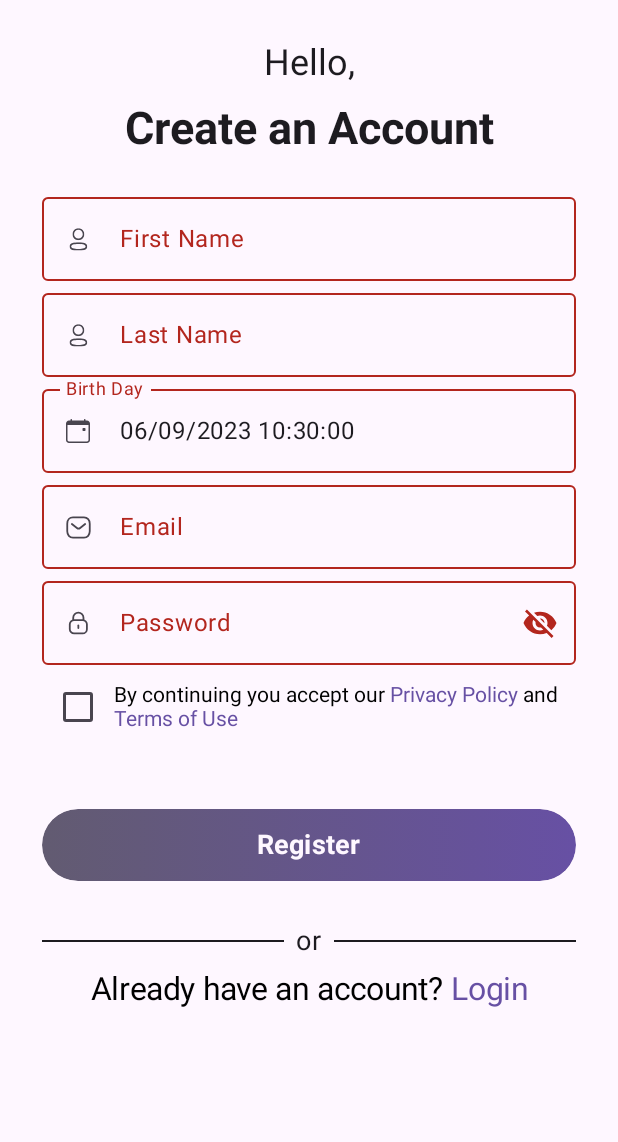
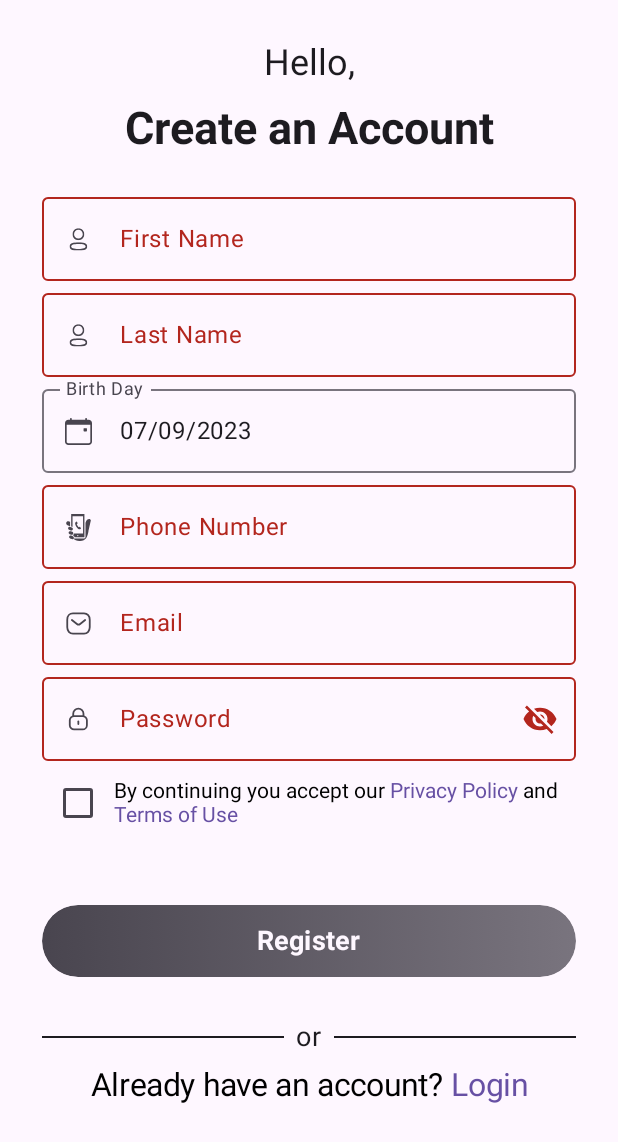
Before and after one commit to JueViGrace/bakery-App, an Android app built with Jetpack Compose: the composable SingUpScreen shown on its own in the app's theme, on a phone screen of 412 x 824 dp. Shown: the top 1142 px of the screen. Run offline under Robolectric (Android 15) with nearby library versions, the phone set to English and light mode, and no system bars; our stand-ins replace Dagger/Hilt's generated code; libraries missing offline, so code that uses them is left out: com.google.android.play.

Commit message:
Register funcional

```diff
--- a/app/build.gradle.kts
+++ b/app/build.gradle.kts
@@ -64,8 +64,9 @@ dependencies {
     implementation("androidx.compose.ui:ui")
     implementation("androidx.compose.ui:ui-graphics")
     implementation("androidx.compose.ui:ui-tooling-preview")
-    implementation("androidx.compose.material3:material3:1.1.1")
+    // implementation("androidx.compose.material3:material3:1.1.1")
     implementation("com.google.android.material:material:1.11.0-alpha02")
+    implementation("androidx.compose.material3:material3-android:1.2.0-alpha06")
     testImplementation("junit:junit:4.13.2")
     androidTestImplementation("androidx.test.ext:junit:1.1.5")
     androidTestImplementation("androidx.test.espresso:espresso-core:3.5.1")
--- a/app/src/main/java/com/bakery/bakeryapp/constantes/Constantes.kt
+++ b/app/src/main/java/com/bakery/bakeryapp/constantes/Constantes.kt
@@ -2,21 +2,20 @@ package com.bakery.bakeryapp.constantes
 
 import com.google.android.play.core.ktx.BuildConfig
 import java.text.DecimalFormat
-import java.time.LocalDateTime
-import java.time.format.DateTimeFormatter
+import java.text.SimpleDateFormat
+import java.util.Locale
 
 object Constantes {
     const val version: String = BuildConfig.VERSION_NAME
     const val build: String = BuildConfig.BUILD_TYPE
-    const val BASE_URL = "https://localhost:3000/api/"
+    const val BASE_URL = "https://bdc9-45-186-203-166.ngrok-free.app/api/"
     const val UPDATE_APP_REQUEST_CODE: Int = 200
     const val DATABASE_VERSION_OLD: Int = 0
     const val DATABASE_VERSION_NEW: Int = 1
     const val DATABASE_NAME: String = "bakery_db"
     const val DATASTORE_NAME = "PREFERECES"
-    val formatter = DateTimeFormatter.ofPattern("dd/MM/yyyy HH:mm:ss")
-    val date = LocalDateTime.now()
-    val formattedDate = formatter.format(date)
+    val formatter = SimpleDateFormat("dd/MM/yyyy", Locale.ROOT)
+
     // variables para dar formato a los numeros
     val formato = DecimalFormat("#,##0.00")
     val formato2 = DecimalFormat("#,##0")
@@ -24,4 +23,5 @@ object Constantes {
     val NICK_USUARIO = "NICK_USUARIO_KEY"
     val NOMBRE_USUARIO = "NOMBRE_USUARIO_KEY"
     val CLEAR_PREFERENCES = "CLEAR_PREFERENCES_KEY"
+    // fun LocalDateTime.toMillis() = this.atZone(ZoneId.systemDefault()).toInstant().toEpochMilli()
 }
--- a/app/src/main/java/com/bakery/bakeryapp/data/local/RoomDataSource.kt
+++ b/app/src/main/java/com/bakery/bakeryapp/data/local/RoomDataSource.kt
@@ -31,6 +31,7 @@ class RoomDataSource @Inject constructor(
     private val categoriesDao: CategoriesDao,
     private val cartDao: CartDao
 ) : LocalDataSource {
+
     override suspend fun saveUser(user: List<User>) =
         userDao.upsertUser(user.map { value -> value.toRoomUser() })
 
--- a/app/src/main/java/com/bakery/bakeryapp/data/local/dao/users/UserDao.kt
+++ b/app/src/main/java/com/bakery/bakeryapp/data/local/dao/users/UserDao.kt
@@ -3,7 +3,6 @@ package com.bakery.bakeryapp.data.local.dao.users
 import androidx.room.Dao
 import androidx.room.Query
 import androidx.room.Upsert
-import com.bakery.bakeryapp.data.local.entities.pedido.PedidoEntity
 import com.bakery.bakeryapp.data.local.entities.users.UserEntity
 import kotlinx.coroutines.flow.Flow
 
--- a/app/src/main/java/com/bakery/bakeryapp/data/remote/model/auth/AuthResponse.kt
+++ b/app/src/main/java/com/bakery/bakeryapp/data/remote/model/auth/AuthResponse.kt
@@ -1,6 +1,6 @@
 package com.bakery.bakeryapp.data.remote.model.auth
 
 data class AuthResponse(
-    val access_token: String,
+    val access_token: String?,
     val user: UserCloud
 )
--- a/app/src/main/java/com/bakery/bakeryapp/data/viewmodel/login/state/RegistrationUIState.kt
+++ b/app/src/main/java/com/bakery/bakeryapp/data/viewmodel/login/state/RegistrationUIState.kt
@@ -17,7 +17,6 @@ data class RegistrationUIState(
     var lastNameError: Boolean = false,
     var birthDayError: Boolean = false,
     var emailError: Boolean = false,
-    var fullNameError: Boolean = false,
     val phoneError: Boolean = false,
     var passwordError: Boolean = false,
     var privacyPolicyError: Boolean = false,
--- a/app/src/main/java/com/bakery/bakeryapp/di/NetworkModule.kt
+++ b/app/src/main/java/com/bakery/bakeryapp/di/NetworkModule.kt
@@ -11,7 +11,6 @@ import okhttp3.OkHttpClient
 import okhttp3.logging.HttpLoggingInterceptor
 import retrofit2.Retrofit
 import retrofit2.converter.gson.GsonConverterFactory
-import retrofit2.create
 import javax.inject.Singleton
 
 @Module
--- a/app/src/main/java/com/bakery/bakeryapp/domain/model/user/Auth.kt
+++ b/app/src/main/java/com/bakery/bakeryapp/domain/model/user/Auth.kt
@@ -1,6 +1,6 @@
 package com.bakery.bakeryapp.domain.model.user
 
 data class Auth(
-    val access_token: String,
+    val access_token: String?,
     val user: User
 )
--- a/app/src/main/java/com/bakery/bakeryapp/ui/presentation/app/components/AppComponents.kt
+++ b/app/src/main/java/com/bakery/bakeryapp/ui/presentation/app/components/AppComponents.kt
@@ -1,5 +1,3 @@
-@file:OptIn(ExperimentalMaterial3Api::class)
-
 package com.bakery.bakeryapp.ui.presentation.app.components
 
 import android.util.Log
@@ -36,6 +34,7 @@ import androidx.compose.material3.rememberDatePickerState
 import androidx.compose.runtime.Composable
 import androidx.compose.runtime.derivedStateOf
 import androidx.compose.runtime.getValue
+import androidx.compose.runtime.mutableLongStateOf
 import androidx.compose.runtime.mutableStateOf
 import androidx.compose.runtime.remember
 import androidx.compose.runtime.setValue
@@ -63,8 +62,10 @@ import androidx.compose.ui.text.withStyle
 import androidx.compose.ui.unit.dp
 import androidx.compose.ui.unit.sp
 import com.bakery.bakeryapp.R
-import com.bakery.bakeryapp.constantes.Constantes.date
 import com.bakery.bakeryapp.constantes.Constantes.formatter
+import java.time.LocalDate.now
+import java.time.ZoneId
+import java.util.Date
 
 @Composable
 fun NormalTextComponent(value: String) {
@@ -123,7 +124,7 @@ fun OutlinedTextFieldComponent(
             focusedLabelColor = MaterialTheme.colorScheme.primary,
             cursorColor = MaterialTheme.colorScheme.primary,
         ),
-        keyboardOptions = KeyboardOptions(imeAction = ImeAction.Next),
+        keyboardOptions = KeyboardOptions(imeAction = ImeAction.Done),
         onValueChange = {
             textValue.value = it
             onTextSelected(it)
@@ -245,16 +246,108 @@ fun PasswordTextFieldComponent(
 }
 
 @Composable
+fun PhoneTextFieldComponent(
+    labelValue: String,
+    painterResource: Painter,
+    onTextSelected: (String) -> Unit,
+    errorStatus: Boolean
+) {
+    val localFocusManager = LocalFocusManager.current
+
+    val phoneNumber = remember {
+        mutableStateOf("")
+    }
+
+    OutlinedTextField(
+        modifier = Modifier
+            .fillMaxWidth()
+            .background(MaterialTheme.colorScheme.background),
+        // .clip(MaterialTheme.shapes.small),
+        label = { Text(text = labelValue) },
+        value = phoneNumber.value,
+        colors = OutlinedTextFieldDefaults.colors(
+            focusedBorderColor = MaterialTheme.colorScheme.primary,
+            focusedLabelColor = MaterialTheme.colorScheme.primary,
+            cursorColor = MaterialTheme.colorScheme.primary,
+        ),
+        keyboardOptions = KeyboardOptions(
+            keyboardType = KeyboardType.Phone,
+            imeAction = ImeAction.Next
+        ),
+        keyboardActions = KeyboardActions {
+            localFocusManager.clearFocus()
+        },
+        onValueChange = {
+            phoneNumber.value = it
+            onTextSelected(it)
+        },
+        leadingIcon = {
+            Icon(painter = painterResource, contentDescription = "")
+        },
+        singleLine = true,
+        maxLines = 1,
+        isError = !errorStatus
+    )
+}
+
+@OptIn(ExperimentalMaterial3Api::class)
+@Composable
 fun DatePickerComponent(
     value: String,
     painterResource: Painter,
     onTextSelected: (String) -> Unit,
     errorStatus: Boolean = false
 ) {
-    val openDialog = remember { mutableStateOf(false) }
+    var openDialog by remember { mutableStateOf(false) }
+
+    val date = remember {
+        mutableStateOf(now())
+    }
 
     val datePickerState = rememberDatePickerState()
+
     val confirmEnabled = remember { derivedStateOf { datePickerState.selectedDateMillis != null } }
+
+    var selectedDate by remember {
+        mutableLongStateOf(date.value.atStartOfDay(ZoneId.systemDefault()).toInstant().toEpochMilli())
+    }
+
+    if (openDialog) {
+        DatePickerDialog(
+            onDismissRequest = {
+                // Dismiss the dialog when the user clicks outside the dialog or on the back
+                // button. If you want to disable that functionality, simply use an empty
+                // onDismissRequest.
+                openDialog = false
+            },
+            confirmButton = {
+                TextButton(
+                    onClick = {
+                        openDialog = false
+                        selectedDate = datePickerState.selectedDateMillis!!
+                    },
+                    enabled = confirmEnabled.value
+                ) {
+                    Text("OK")
+                }
+            },
+            dismissButton = {
+                TextButton(onClick = {
+                    openDialog = false
+                }) {
+                    Text("Cancel")
+                }
+            }
+        ) {
+            DatePicker(
+                state = datePickerState,
+            )
+        }
+    }
+
+    var dateSelected = formatter.format(Date(selectedDate.plus(86400000)))
+
+    onTextSelected.invoke(dateSelected)
 
     Box {
         OutlinedTextField(
@@ -265,12 +358,13 @@ fun DatePickerComponent(
                     enabled = true,
                     role = Role.Button,
                     onClick = {
-                        openDialog.value = true
+                        openDialog = true
                     },
                 ),
-            value = formatter.format(date),
+            value = dateSelected,
             onValueChange = {
-                onTextSelected(it)
+                dateSelected = it
+                onTextSelected.invoke(it)
             },
             keyboardOptions = KeyboardOptions(
                 imeAction = ImeAction.Next
@@ -283,127 +377,19 @@ fun DatePickerComponent(
                         enabled = true,
                         role = Role.Button,
                         onClick = {
-                            openDialog.value = true
+                            openDialog = true
                         },
                     )
                 )
-            },
-            singleLine = true, maxLines = 1, isError = !errorStatus
+            }, singleLine = true, maxLines = 1, isError = !errorStatus
         )
         Box(
             modifier = Modifier
                 .matchParentSize()
                 .alpha(0f)
-                .clickable(onClick = { openDialog.value = true }),
+                .clickable(onClick = { openDialog = true }),
         )
     }
-
-    if (openDialog.value) {
-        DatePickerDialog(
-            onDismissRequest = {
-                // Dismiss the dialog when the user clicks outside the dialog or on the back
-                // button. If you want to disable that functionality, simply use an empty
-                // onDismissRequest.
-                openDialog.value = false
-            },
-            confirmButton = {
-                TextButton(
-                    onClick = {
-                        openDialog.value = false
-                    },
-                    enabled = confirmEnabled.value
-                ) {
-                    Text("OK")
-                }
-            },
-            dismissButton = {
-                TextButton(
-                    onClick = {
-                        openDialog.value = false
-                    }
-                ) {
-                    Text("Cancel")
-                }
-            }
-        ) {
-            DatePicker(state = datePickerState)
-        }
-    }
-
-    /*val dateDialogState = rememberMaterialDialogState()
-
-    val pickedDate = remember {
-        mutableStateOf(LocalDate.now())
-    }
-
-    val formattedDate = remember {
-        derivedStateOf {
-            DateTimeFormatter
-                .ofPattern("yyyy-MM-dd'T'HH:mm:ss.SSSXXX")
-                .format(pickedDate.value)
-        }
-    }
-
-    Box {
-        OutlinedTextField(
-            modifier = Modifier
-                .fillMaxWidth()
-                .background(MaterialTheme.colorScheme.background)
-                .clickable(
-                    enabled = true,
-                    role = Role.Button,
-                    onClick = {
-                        dateDialogState.show()
-                    },
-                ),
-            value = formattedDate.value,
-            onValueChange = {
-                onTextSelected(it)
-            },
-            keyboardOptions = KeyboardOptions(
-                imeAction = ImeAction.Next
-            ),
-            label = { Text(text = value) }, leadingIcon = {
-                Icon(
-                    painter = painterResource,
-                    contentDescription = "",
-                    modifier = Modifier.clickable(
-                        enabled = true,
-                        role = Role.Button,
-                        onClick = {
-                            dateDialogState.show()
-                        },
-                    )
-                )
-            },
-            singleLine = true, maxLines = 1, isError = !errorStatus
-        )
-        Box(
-            modifier = Modifier
-                .matchParentSize()
-                .alpha(0f)
-                .clickable(onClick = { dateDialogState.show() }),
-        )
-    }
-    MaterialDialog(
-        dialogState = dateDialogState,
-        properties = DialogProperties(
-            dismissOnBackPress = true,
-            dismissOnClickOutside = true
-        ),
-        backgroundColor = MaterialTheme.colorScheme.background,
-        buttons = {
-            positiveButton(text = stringResource(id = R.string.ok))
-            negativeButton(text = stringResource(id = R.string.cancel))
-        }
-    ) {
-        datepicker(
-            initialDate = LocalDate.now(),
-            title = stringResource(id = R.string.pick_date),
-        ) {
-            pickedDate.value = it
-        }
-    }*/
 }
 
 @Composable
@@ -423,7 +409,7 @@ fun CheckBoxComponent(
         }
 
         Checkbox(checked = checkedState.value, onCheckedChange = {
-            checkedState.value != checkedState.value
+            checkedState.value = !checkedState.value
             onCheckedChanged.invoke(it)
         })
 
@@ -481,10 +467,17 @@ fun ButtonComponent(value: String, onButtonClicked: () -> Unit, isEnabled: Boole
                 .heightIn(48.dp)
                 .background(
                     brush = Brush.horizontalGradient(
-                        listOf(
-                            MaterialTheme.colorScheme.secondary,
-                            MaterialTheme.colorScheme.primary
-                        )
+                        if (isEnabled) {
+                            listOf(
+                                MaterialTheme.colorScheme.secondary,
+                                MaterialTheme.colorScheme.primary
+                            )
+                        } else {
+                            listOf(
+                                MaterialTheme.colorScheme.onSurfaceVariant,
+                                MaterialTheme.colorScheme.outline
+                            )
+                        }
                     ),
                     shape = RoundedCornerShape(50.dp)
                 ),
--- a/app/src/main/java/com/bakery/bakeryapp/ui/presentation/app/screens/signup/SignUpScreen.kt
+++ b/app/src/main/java/com/bakery/bakeryapp/ui/presentation/app/screens/signup/SignUpScreen.kt
@@ -1,6 +1,7 @@
 package com.bakery.bakeryapp.ui.presentation.app.screens.signup
 
 import android.content.res.Configuration.UI_MODE_NIGHT_UNDEFINED
+import android.widget.Toast
 import androidx.compose.foundation.background
 import androidx.compose.foundation.layout.Column
 import androidx.compose.foundation.layout.Spacer
@@ -11,6 +12,7 @@ import androidx.compose.material3.MaterialTheme
 import androidx.compose.material3.Surface
 import androidx.compose.runtime.Composable
 import androidx.compose.ui.Modifier
+import androidx.compose.ui.platform.LocalContext
 import androidx.compose.ui.res.painterResource
 import androidx.compose.ui.res.stringResource
 import androidx.compose.ui.tooling.preview.Preview
@@ -29,6 +31,7 @@ import com.bakery.bakeryapp.ui.presentation.app.components.HeadingTextComponent
 import com.bakery.bakeryapp.ui.presentation.app.components.NormalTextComponent
 import com.bakery.bakeryapp.ui.presentation.app.components.OutlinedTextFieldComponent
 import com.bakery.bakeryapp.ui.presentation.app.components.PasswordTextFieldComponent
+import com.bakery.bakeryapp.ui.presentation.app.components.PhoneTextFieldComponent
 import com.bakery.bakeryapp.ui.presentation.app.navigation.AppRouter
 import com.bakery.bakeryapp.ui.presentation.app.navigation.Screen
 
@@ -75,6 +78,15 @@ fun SingUpScreen(loginViewModel: LoginViewModel = viewModel()) {
                     loginViewModel.onEvent(UIEvent.BirthDayChanged(it))
                 },
                 errorStatus = loginViewModel.state.value.birthDayError
+            )
+
+            PhoneTextFieldComponent(
+                labelValue = stringResource(id = R.string.phone_number),
+                painterResource(id = R.drawable.ic_call),
+                onTextSelected = {
+                    loginViewModel.onEvent(UIEvent.PhoneChanged(it))
+                },
+                errorStatus = loginViewModel.state.value.phoneError
             )
 
             EmailTextFieldComponent(
@@ -125,6 +137,14 @@ fun SingUpScreen(loginViewModel: LoginViewModel = viewModel()) {
                     AppRouter.navigateTo(Screen.LoginScreen)
                 }
             )
+
+            if (loginViewModel.state.value.singUpError) {
+                Toast.makeText(
+                    LocalContext.current,
+                    loginViewModel.state.value.singUpMessage,
+                    Toast.LENGTH_SHORT
+                ).show()
+            }
         }
     }
 }
--- a/app/src/main/res/drawable/ic_calendar.xml
+++ b/app/src/main/res/drawable/ic_calendar.xml
@@ -1,6 +1,6 @@
 <vector xmlns:android="http://schemas.android.com/apk/res/android"
-    android:width="16dp"
-    android:height="16dp"
+    android:width="18dp"
+    android:height="18dp"
     android:viewportWidth="16"
     android:viewportHeight="16">
   <path
--- /dev/null
+++ b/app/src/main/res/drawable/ic_call.xml
@@ -0,0 +1,24 @@
+<vector xmlns:android="http://schemas.android.com/apk/res/android"
+    android:width="18dp"
+    android:height="18dp"
+    android:viewportWidth="512"
+    android:viewportHeight="512">
+  <path
+      android:pathData="M96.66,148.34l-21.94,-8.26c-20.05,-7.55 -42.42,2.58 -49.97,22.62c-7.55,20.05 2.59,42.41 22.64,49.97l49.28,18.58V148.34z"
+      android:fillColor="#000000"/>
+  <path
+      android:pathData="M389.45,164.31c-0.22,0.79 -0.44,1.54 -0.66,2.31v269.03c0,7.45 -3.06,14.31 -7.95,19.18c-4.88,4.9 -11.72,7.95 -19.17,7.95H162.98c0.97,-1.58 1.85,-3.23 2.53,-5.04c1.29,-3.45 1.9,-6.96 1.9,-10.41c0,-5.94 -1.83,-11.75 -5.13,-16.62c-3.31,-4.87 -8.06,-8.77 -14,-11l-30.58,-11.52h-0.01c-3.44,-1.3 -6.94,-1.91 -10.4,-1.91c-5.95,0 -11.77,1.82 -16.63,5.13c-4.87,3.31 -8.77,8.06 -11.01,14c-1.29,3.43 -1.91,6.94 -1.91,10.39c0,5.97 1.84,11.78 5.14,16.64c3.31,4.86 8.06,8.77 14,11l30.58,11.52c3.45,1.3 6.96,1.91 10.4,1.91c5.96,0 11.77,-1.83 16.63,-5.13c0.85,-0.58 1.64,-1.26 2.43,-1.93c24.45,20.55 62.68,40.78 119.66,42.14c118.98,2.82 150.62,-85.34 167.81,-181.98c0,0 41.05,-185.13 43.84,-194.91C502.17,86.13 415.91,71.38 389.45,164.31z"
+      android:fillColor="#000000"/>
+  <path
+      android:pathData="M142.99,248.26V44.03h199.48v326.69h-170.9c-0.39,3.47 -1.18,6.93 -2.46,10.33c-3.23,8.62 -8.98,15.62 -16.07,20.43c-1.86,1.26 -3.81,2.37 -5.83,3.32l5.85,2.2c8.61,3.23 15.63,8.99 20.44,16.07c3.91,5.76 6.37,12.4 7.16,19.36h181.01c1.9,0 3.53,-0.75 4.79,-1.98c1.24,-1.26 1.98,-2.9 1.98,-4.8V6.78c0,-1.91 -0.74,-3.53 -1.98,-4.79c-1.26,-1.25 -2.89,-1.98 -4.79,-1.99H123.78c-1.9,0.01 -3.53,0.74 -4.79,1.99c-1.24,1.26 -1.97,2.88 -1.98,4.79v230.62l17.76,6.66C137.7,245.19 140.44,246.6 142.99,248.26zM242.72,420.74c-6.56,0 -11.86,-5.32 -11.86,-11.87c0,-6.56 5.31,-11.87 11.86,-11.87c6.55,0 11.87,5.31 11.87,11.87C254.59,415.42 249.27,420.74 242.72,420.74z"
+      android:fillColor="#000000"/>
+  <path
+      android:pathData="M118.38,393.49c3.45,1.29 6.95,1.9 10.4,1.9c5.96,0 11.77,-1.82 16.63,-5.13c4.87,-3.31 8.77,-8.07 11.01,-14c1.29,-3.44 1.9,-6.95 1.9,-10.4c0,-5.96 -1.82,-11.77 -5.13,-16.62c-3.31,-4.87 -8.06,-8.77 -13.99,-11.01l-30.59,-11.52c-3.44,-1.29 -6.95,-1.9 -10.41,-1.9c-5.95,0 -11.76,1.82 -16.62,5.13c-4.86,3.31 -8.77,8.07 -11.01,14.01c-1.3,3.43 -1.91,6.94 -1.91,10.4c0,5.95 1.83,11.76 5.14,16.63c3.31,4.87 8.06,8.76 14,11L118.38,393.49z"
+      android:fillColor="#000000"/>
+  <path
+      android:pathData="M109.17,312.02c3.45,1.32 6.95,1.91 10.4,1.91c5.95,0 11.78,-1.81 16.64,-5.13c4.86,-3.31 8.77,-8.05 11,-13.98c1.3,-3.47 1.9,-6.97 1.9,-10.43c0.01,-5.93 -1.82,-11.75 -5.12,-16.62c-3.31,-4.86 -8.07,-8.76 -14.01,-11L99.4,245.25c-3.45,-1.3 -6.95,-1.91 -10.41,-1.91c-5.95,0 -11.76,1.82 -16.63,5.15c-4.86,3.29 -8.77,8.06 -11.01,14c-1.29,3.43 -1.9,6.94 -1.9,10.39c0,5.95 1.83,11.76 5.13,16.63c3.31,4.86 8.06,8.77 14.01,11.01L109.17,312.02z"
+      android:fillColor="#000000"/>
+  <path
+      android:pathData="M226.64,188.54l10.78,-6.94c3.46,-2.21 4.46,-6.8 2.24,-10.25l-15.25,-23.78c-2.21,-3.45 -6.81,-4.44 -10.26,-2.24c-0.08,0.05 -1.29,0.82 -14.34,9.2c-15.2,9.76 -7.03,51.57 14.66,85.4c21.7,33.83 56.33,58.67 71.52,48.91c13.05,-8.37 14.25,-9.14 14.34,-9.21c3.45,-2.2 4.46,-6.81 2.24,-10.26l-15.26,-23.76c-2.21,-3.45 -6.81,-4.46 -10.26,-2.23l-10.78,6.92c-3.14,2.01 -7.31,1.37 -9.71,-1.49c0,0 -7.25,-7.42 -18.07,-24.29c-10.81,-16.85 -14.55,-26.55 -14.55,-26.55C222.34,194.6 223.49,190.55 226.64,188.54z"
+      android:fillColor="#000000"/>
+</vector>
--- a/app/src/main/res/values/strings.xml
+++ b/app/src/main/res/values/strings.xml
@@ -19,4 +19,5 @@
     <string name="ok">OK</string>
     <string name="cancel">Cancel</string>
     <string name="pick_date">Pick a date</string>
+    <string name="phone_number">Phone Number</string>
 </resources>
```
Also changed, not shown: app/src/main/java/com/bakery/bakeryapp/common/DataMappers.kt (+47 -14 lines), app/src/main/java/com/bakery/bakeryapp/data/viewmodel/login/LoginViewModel.kt (+16 -9 lines), app/src/main/java/com/bakery/bakeryapp/ui/presentation/app/screens/terms/TermsAndConditionsScreens.kt (line endings or trailing spaces).
